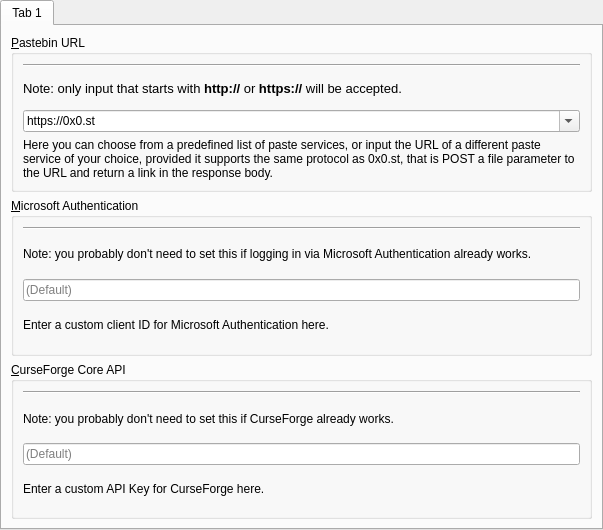
Qt form launcher/ui/pages/global/APIPage.ui (FreesmTeam/FreesmLauncher) before a commit.
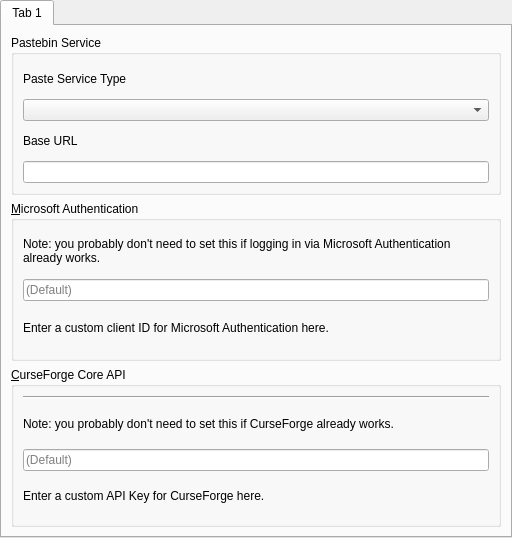
The same form after that commit.

Commit message: Support paste.gg, hastebin, and mclo.gs

```diff
--- a/launcher/ui/pages/global/APIPage.ui
+++ b/launcher/ui/pages/global/APIPage.ui
@@ -6,8 +6,8 @@
    <rect>
     <x>0</x>
     <y>0</y>
-    <width>603</width>
-    <height>530</height>
+    <width>512</width>
+    <height>538</height>
    </rect>
   </property>
   <layout class="QVBoxLayout" name="verticalLayout">
@@ -36,59 +36,30 @@
        <item>
         <widget class="QGroupBox" name="groupBox_paste">
          <property name="title">
-          <string>&amp;Pastebin URL</string>
+          <string>Pastebin Service</string>
          </property>
          <layout class="QVBoxLayout" name="verticalLayout_3">
           <item>
-           <widget class="Line" name="line">
-            <property name="orientation">
-             <enum>Qt::Horizontal</enum>
+           <widget class="QLabel" name="pasteServiceTypeLabel">
+            <property name="text">
+             <string>Paste Service Type</string>
             </property>
            </widget>
           </item>
           <item>
-           <widget class="QLabel" name="label_2">
-            <property name="font">
-             <font>
-              <pointsize>10</pointsize>
-             </font>
-            </property>
-            <property name="text">
-             <string>&lt;html&gt;&lt;head/&gt;&lt;body&gt;&lt;p&gt;Note: only input that starts with &lt;span style=&quot; font-weight:600;&quot;&gt;http://&lt;/span&gt; or &lt;span style=&quot; font-weight:600;&quot;&gt;https://&lt;/span&gt; will be accepted.&lt;/p&gt;&lt;/body&gt;&lt;/html&gt;</string>
-            </property>
-            <property name="scaledContents">
-             <bool>false</bool>
-            </property>
-           </widget>
+           <widget class="QComboBox" name="pasteTypeComboBox"/>
           </item>
           <item>
-           <widget class="QComboBox" name="urlChoices">
-            <property name="editable">
-             <bool>true</bool>
+           <widget class="QLabel" name="baseURLLabel">
+            <property name="text">
+             <string>Base URL</string>
             </property>
-            <property name="insertPolicy">
-             <enum>QComboBox::NoInsert</enum>
-            </property>
-            <item>
-             <property name="text">
-              <string notr="true">https://0x0.st</string>
-             </property>
-            </item>
            </widget>
           </item>
           <item>
-           <widget class="QLabel" name="label">
-            <property name="text">
-             <string>&lt;html&gt;&lt;head/&gt;&lt;body&gt;&lt;p&gt;Here you can choose from a predefined list of paste services, or input the URL of a different paste service of your choice, provided it supports the same protocol as 0x0.st, that is POST a file parameter to the URL and return a link in the response body.&lt;/p&gt;&lt;/body&gt;&lt;/html&gt;</string>
-            </property>
-            <property name="textFormat">
-             <enum>Qt::RichText</enum>
-            </property>
-            <property name="wordWrap">
-             <bool>true</bool>
-            </property>
-            <property name="openExternalLinks">
-             <bool>true</bool>
+           <widget class="QLineEdit" name="baseURLEntry">
+            <property name="placeholderText">
+             <string/>
             </property>
            </widget>
           </item>
@@ -101,13 +72,6 @@
           <string>&amp;Microsoft Authentication</string>
          </property>
          <layout class="QVBoxLayout" name="verticalLayout_4">
-          <item>
-           <widget class="Line" name="line_2">
-            <property name="orientation">
-             <enum>Qt::Horizontal</enum>
-            </property>
-           </widget>
-          </item>
           <item>
            <widget class="QLabel" name="label_3">
             <property name="text">
```
The commit also changes 6 other files.
